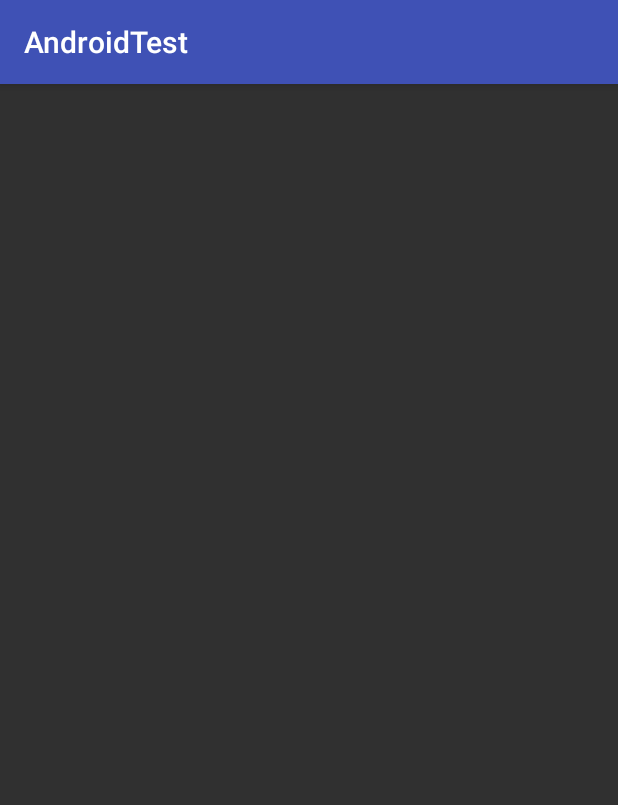
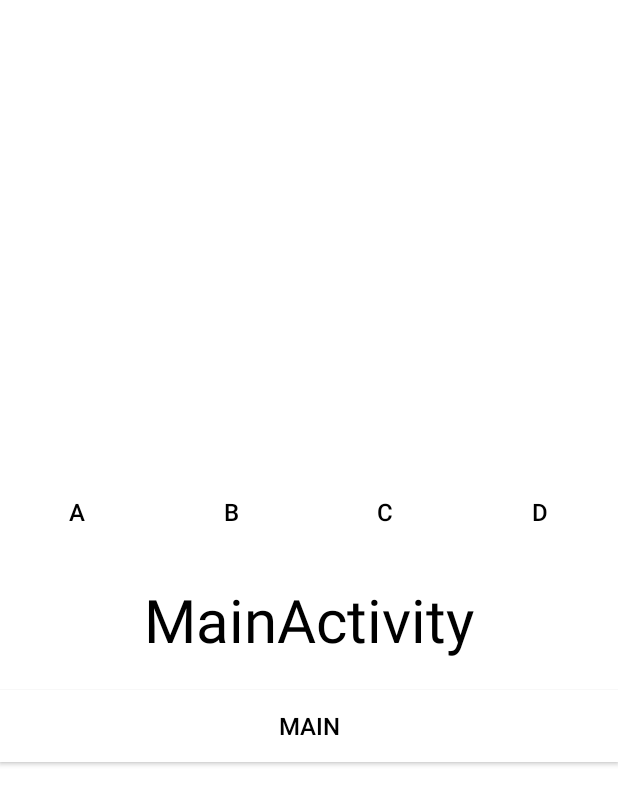
Before and after one commit to ADeveloperH/AndroidTest, an Android app: the screen it shows after launch (MainActivity), on a phone screen of 412 x 824 dp. Shown: the top 805 px of the screen. Run offline under Robolectric (Android 15) with nearby library versions, the light colour scheme and no system bars; our stand-ins replace ButterKnife.

Commit message:
activitytaskdemo first commit

```diff
--- /dev/null
+++ b/app/src/main/java/com/mobile/androidtest/BaseActivity.java
@@ -0,0 +1,106 @@
+package com.mobile.androidtest;
+
+import android.app.Activity;
+import android.content.Intent;
+import android.os.Bundle;
+import android.support.annotation.Nullable;
+import android.util.Log;
+import android.view.View;
+import android.widget.Button;
+import android.widget.TextView;
+
+import butterknife.BindView;
+import butterknife.ButterKnife;
+import butterknife.OnClick;
+
+/**
+ * author：hj
+ * time: 2017/7/6 0006 11:07
+ */
+
+
+public class BaseActivity extends Activity {
+    final String TAG = "activity";
+    final String className = this.getClass().getSimpleName();
+    @BindView(R.id.text)
+    TextView text;
+    @BindView(R.id.btn_A)
+    Button btnA;
+    @BindView(R.id.btn_B)
+    Button btnB;
+    @BindView(R.id.btn_C)
+    Button btnC;
+    @BindView(R.id.btn_D)
+    Button btnD;
+    @BindView(R.id.btn_main)
+    Button btnMain;
+
+    @Override
+    protected void onCreate(@Nullable Bundle savedInstanceState) {
+        super.onCreate(savedInstanceState);
+        setContentView(R.layout.activity_base);
+        ButterKnife.bind(this);
+        text.setText(className);
+        Log.d(TAG, className + ":::onCreate");
+    }
+
+    @Override
+    protected void onStart() {
+        super.onStart();
+        Log.d(TAG, className + ":::onStart");
+    }
+
+    @Override
+    protected void onResume() {
+        super.onResume();
+        Log.d(TAG, className + ":::onResume");
+    }
+
+
+    @Override
+    protected void onNewIntent(Intent intent) {
+        super.onNewIntent(intent);
+        Log.d(TAG, className + ":::onNewIntent");
+    }
+
+
+    @Override
+    protected void onPause() {
+        super.onPause();
+        Log.d(TAG, className + ":::onPause");
+    }
+
+    @Override
+    protected void onStop() {
+        super.onStop();
+        Log.d(TAG, className + ":::onStop");
+    }
+
+    @Override
+    protected void onDestroy() {
+        super.onDestroy();
+        Log.d(TAG, className + ":::onDestroy");
+    }
+
+    @OnClick({R.id.btn_A, R.id.btn_B, R.id.btn_C, R.id.btn_D, R.id.btn_main})
+    public void onClick(View view) {
+        switch (view.getId()) {
+            case R.id.btn_A:
+                startActivity(new Intent(this, ActivityA.class));
+                break;
+            case R.id.btn_B:
+                startActivity(new Intent(this, ActivityB.class));
+                break;
+            case R.id.btn_C:
+                startActivity(new Intent(this, ActivityC.class));
+                break;
+            case R.id.btn_D:
+                startActivity(new Intent(this, ActivityD.class));
+                break;
+            case R.id.btn_main:
+                startActivity(new Intent(this, MainActivity.class));
+                break;
+        }
+    }
+
+}
--- a/app/src/main/java/com/mobile/androidtest/MainActivity.java
+++ b/app/src/main/java/com/mobile/androidtest/MainActivity.java
@@ -1,13 +1,5 @@
 package com.mobile.androidtest;
 
-import android.support.v7.app.AppCompatActivity;
-import android.os.Bundle;
+public class MainActivity extends BaseActivity {
 
-public class MainActivity extends AppCompatActivity {
-
-    @Override
-    protected void onCreate(Bundle savedInstanceState) {
-        super.onCreate(savedInstanceState);
-        setContentView(R.layout.activity_main);
-    }
 }
--- /dev/null
+++ b/app/src/main/res/layout/activity_base.xml
@@ -0,0 +1,72 @@
+<?xml version="1.0" encoding="utf-8"?>
+<LinearLayout xmlns:android="http://schemas.android.com/apk/res/android"
+    android:layout_width="match_parent"
+    android:layout_height="match_parent"
+    android:background="@color/white"
+    android:gravity="center"
+    android:orientation="vertical">
+
+    <LinearLayout
+        android:layout_width="match_parent"
+        android:layout_height="50dp"
+        android:orientation="horizontal">
+
+        <Button
+            android:id="@+id/btn_A"
+            android:layout_width="0dp"
+            android:layout_height="match_parent"
+            android:layout_weight="1"
+            android:background="@color/white"
+            android:text="A"
+            android:textColor="@color/black"
+            android:textSize="16dp" />
+
+        <Button
+            android:id="@+id/btn_B"
+            android:layout_width="0dp"
+            android:layout_height="match_parent"
+            android:layout_weight="1"
+            android:background="@color/white"
+            android:text="B"
+            android:textColor="@color/black"
+            android:textSize="16dp" />
+
+        <Button
+            android:id="@+id/btn_C"
+            android:layout_width="0dp"
+            android:layout_height="match_parent"
+            android:layout_weight="1"
+            android:background="@color/white"
+            android:text="C"
+            android:textColor="@color/black"
+            android:textSize="16dp" />
+
+        <Button
+            android:id="@+id/btn_D"
+            android:layout_width="0dp"
+            android:layout_height="match_parent"
+            android:layout_weight="1"
+            android:background="@color/white"
+            android:text="D"
+            android:textColor="@color/black"
+            android:textSize="16dp" />
+    </LinearLayout>
+
+    <TextView
+        android:id="@+id/text"
+        android:layout_width="wrap_content"
+        android:layout_height="wrap_content"
+        android:layout_margin="20dp"
+        android:text="A"
+        android:textColor="@color/black"
+        android:textSize="40dp" />
+
+    <Button
+        android:id="@+id/btn_main"
+        android:layout_width="match_parent"
+        android:layout_height="wrap_content"
+        android:background="@color/white"
+        android:text="main"
+        android:textColor="@color/black"
+        android:textSize="16dp" />
+</LinearLayout>
--- a/app/src/main/res/layout/activity_main.xml
+++ /dev/null
@@ -1,11 +0,0 @@
-<?xml version="1.0" encoding="utf-8"?>
-<LinearLayout xmlns:android="http://schemas.android.com/apk/res/android"
-    android:layout_width="match_parent"
-    android:layout_height="match_parent">
-
-    <android.support.v4.view.ViewPager
-        android:id="@+id/viewpager"
-        android:layout_width="match_parent"
-        android:layout_height="match_parent" />
-
-</LinearLayout>
--- a/app/src/main/res/values/colors.xml
+++ b/app/src/main/res/values/colors.xml
@@ -3,4 +3,6 @@
     <color name="colorPrimary">#3F51B5</color>
     <color name="colorPrimaryDark">#303F9F</color>
     <color name="colorAccent">#FF4081</color>
+    <color name="white">#FFFFFF</color>
+    <color name="black">#000000</color>
 </resources>
```
Also changed, not shown: app/src/main/AndroidManifest.xml (+16 -1 lines), app/src/main/java/com/mobile/androidtest/ActivityA.java (added, +10 -0 lines), app/src/main/java/com/mobile/androidtest/ActivityB.java (added, +10 -0 lines), app/src/main/java/com/mobile/androidtest/ActivityC.java (added, +10 -0 lines), app/src/main/java/com/mobile/androidtest/ActivityD.java (added, +10 -0 lines).
